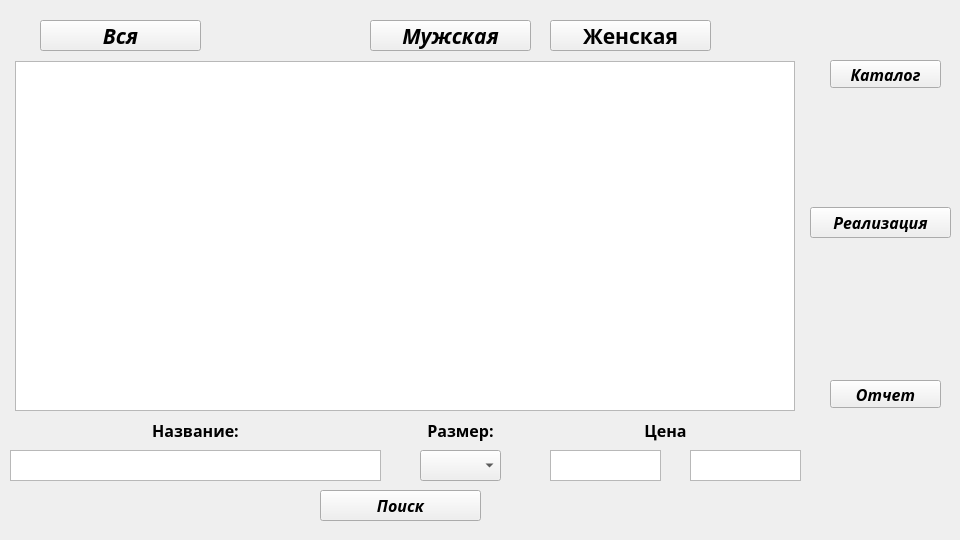
This is main.ui in x00421/Course-work-on-Visual-programming-. as Qt 5 draws it before an edit. The edited form follows.
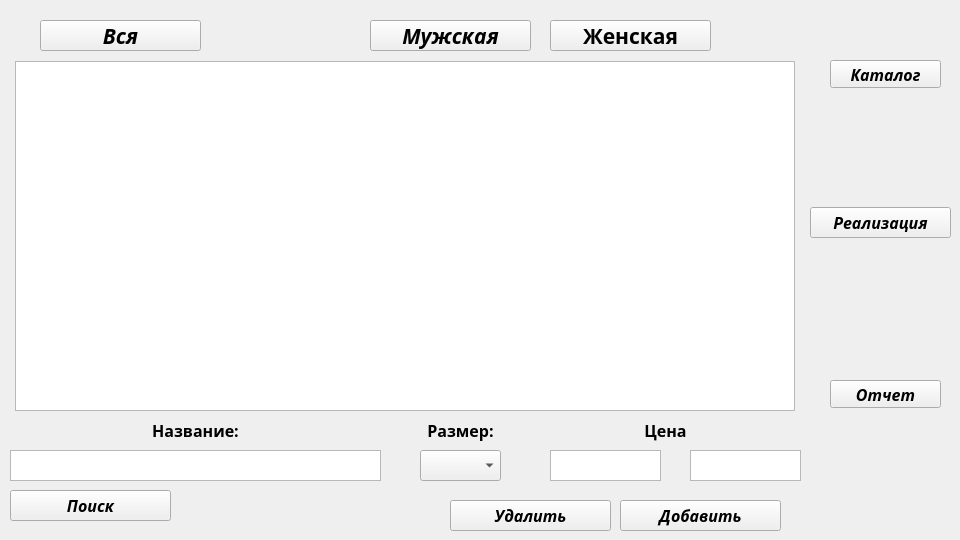
This is the edited form.

Patch:
```diff
--- a/main.ui
+++ b/main.ui
@@ -211,7 +211,7 @@
   <widget class="QPushButton" name="PoiskButton">
    <property name="geometry">
     <rect>
-     <x>320</x>
+     <x>10</x>
      <y>490</y>
      <width>161</width>
      <height>31</height>
@@ -339,6 +339,50 @@
     <string>Вся</string>
    </property>
   </widget>
+  <widget class="QPushButton" name="DelButto">
+   <property name="geometry">
+    <rect>
+     <x>450</x>
+     <y>500</y>
+     <width>161</width>
+     <height>31</height>
+    </rect>
+   </property>
+   <property name="font">
+    <font>
+     <family>Segoe UI Black</family>
+     <pointsize>12</pointsize>
+     <weight>75</weight>
+     <italic>true</italic>
+     <bold>true</bold>
+    </font>
+   </property>
+   <property name="text">
+    <string>Удалить</string>
+   </property>
+  </widget>
+  <widget class="QPushButton" name="AddButton">
+   <property name="geometry">
+    <rect>
+     <x>620</x>
+     <y>500</y>
+     <width>161</width>
+     <height>31</height>
+    </rect>
+   </property>
+   <property name="font">
+    <font>
+     <family>Segoe UI Black</family>
+     <pointsize>12</pointsize>
+     <weight>75</weight>
+     <italic>true</italic>
+     <bold>true</bold>
+    </font>
+   </property>
+   <property name="text">
+    <string>Добавить</string>
+   </property>
+  </widget>
  </widget>
  <resources/>
  <connections/>
```
